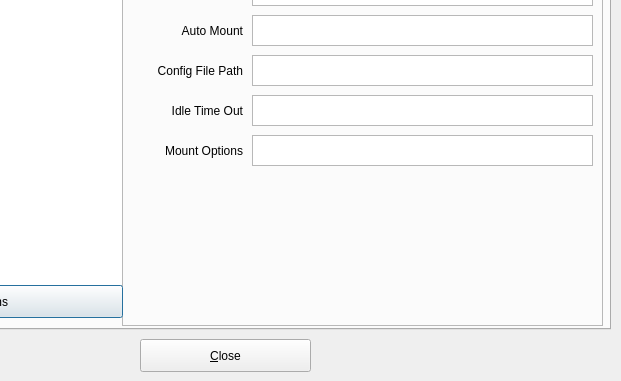
First picture: the form in src/favorites2.ui, repository mhogomchungu/sirikali, before the edit; both pictures show x 170 to 791 and y 111 to 492 of the 791 by 492 pixel window.
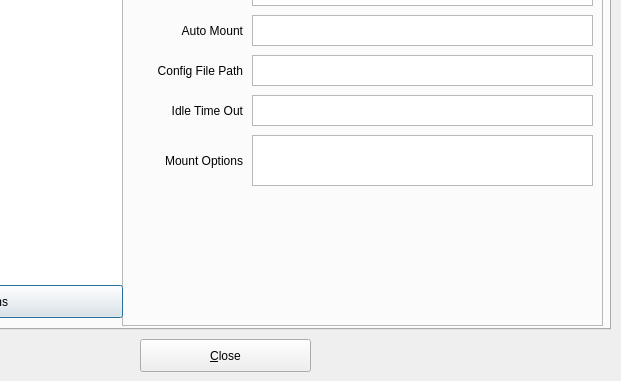
Second picture: the form after the edit.

What changed in the file:
```diff
--- a/src/favorites2.ui
+++ b/src/favorites2.ui
@@ -186,7 +186,7 @@
         <x>10</x>
         <y>210</y>
         <width>111</width>
-        <height>31</height>
+        <height>51</height>
        </rect>
       </property>
       <property name="text">
@@ -218,7 +218,7 @@
         <x>130</x>
         <y>210</y>
         <width>341</width>
-        <height>31</height>
+        <height>51</height>
        </rect>
       </property>
       <property name="readOnly">
```
